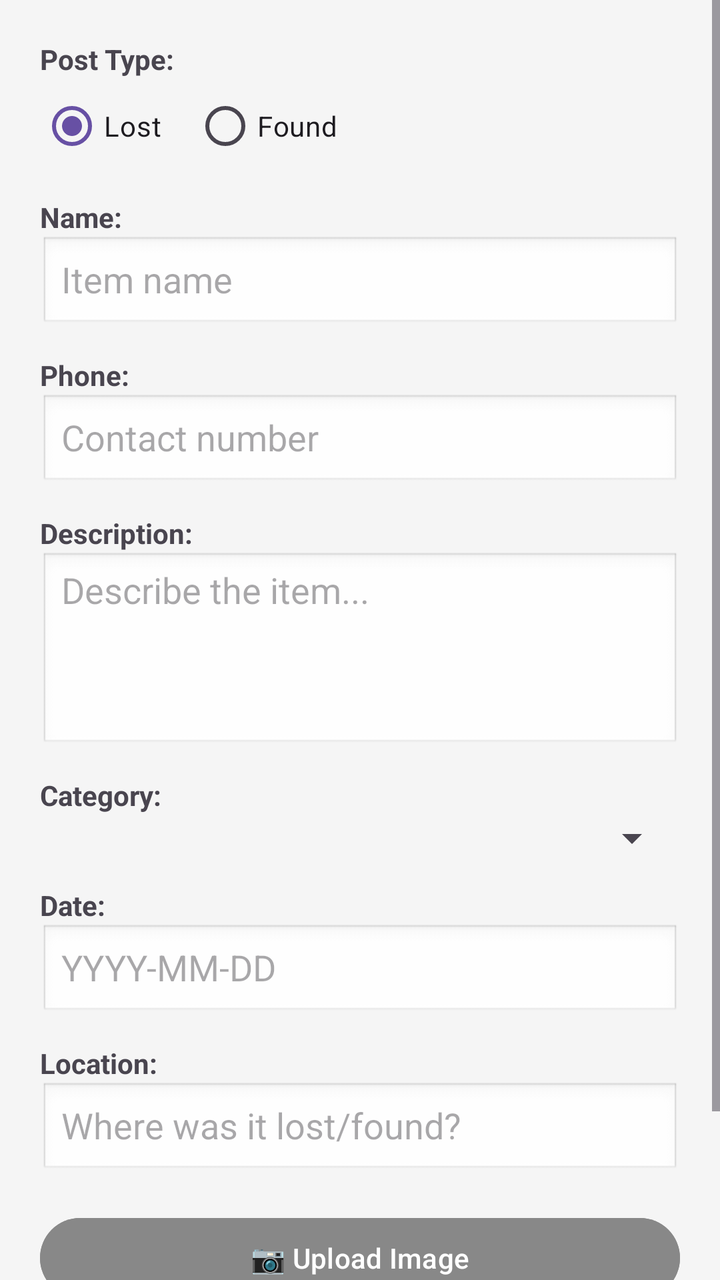
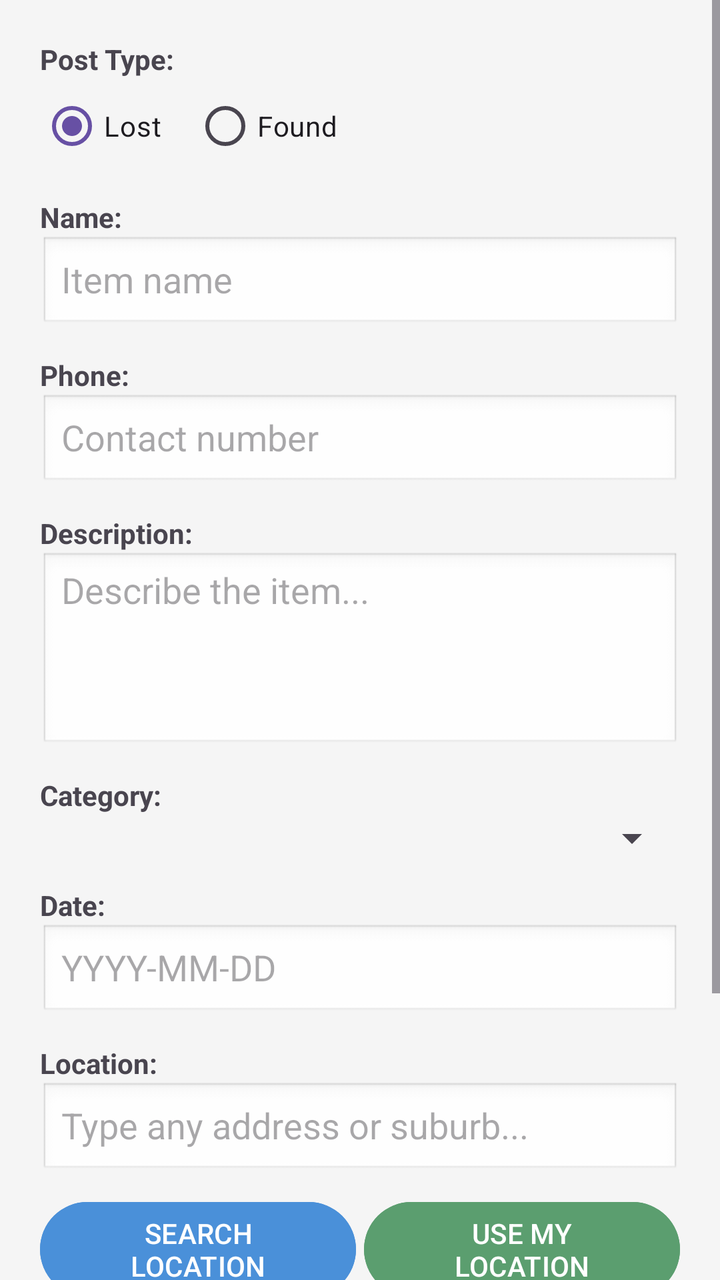

An Android layout rendered at two revisions. The XML below is the earlier revision; the diff shows what the commit changed to produce the second picture.
<!-- AndroidManifest.xml: application theme Theme.LostAndFound -->
<!-- res/layout/activity_create_advert.xml -->
<?xml version="1.0" encoding="utf-8"?>
<ScrollView xmlns:android="http://schemas.android.com/apk/res/android"
    android:layout_width="match_parent"
    android:layout_height="match_parent"
    android:background="#F5F5F5">

    <LinearLayout
        android:layout_width="match_parent"
        android:layout_height="wrap_content"
        android:orientation="vertical"
        android:padding="20dp">

        <TextView android:text="Post Type:" android:textStyle="bold"
            android:layout_width="wrap_content" android:layout_height="wrap_content"/>

        <RadioGroup android:id="@+id/radioGroup"
            android:orientation="horizontal"
            android:layout_width="wrap_content" android:layout_height="wrap_content"
            android:layout_marginBottom="12dp">
            <RadioButton android:id="@+id/radioLost" android:text="Lost" android:checked="true"/>
            <RadioButton android:id="@+id/radioFound" android:text="Found" android:layout_marginStart="16dp"/>
        </RadioGroup>

        <TextView android:text="Name:" android:textStyle="bold"
            android:layout_width="wrap_content" android:layout_height="wrap_content"/>
        <EditText android:id="@+id/etName"
            android:layout_width="match_parent" android:layout_height="wrap_content"
            android:hint="Item name" android:background="@android:drawable/edit_text"
            android:layout_marginBottom="12dp"/>

        <TextView android:text="Phone:" android:textStyle="bold"
            android:layout_width="wrap_content" android:layout_height="wrap_content"/>
        <EditText android:id="@+id/etPhone"
            android:layout_width="match_parent" android:layout_height="wrap_content"
            android:hint="Contact number" android:inputType="phone"
            android:background="@android:drawable/edit_text"
            android:layout_marginBottom="12dp"/>

        <TextView android:text="Description:" android:textStyle="bold"
            android:layout_width="wrap_content" android:layout_height="wrap_content"/>
        <EditText android:id="@+id/etDescription"
            android:layout_width="match_parent" android:layout_height="100dp"
            android:hint="Describe the item..." android:gravity="top"
            android:background="@android:drawable/edit_text"
            android:layout_marginBottom="12dp"/>

        <TextView android:text="Category:" android:textStyle="bold"
            android:layout_width="wrap_content" android:layout_height="wrap_content"/>
        <Spinner android:id="@+id/spinnerCategory"
            android:layout_width="match_parent" android:layout_height="wrap_content"
            android:layout_marginBottom="12dp"/>

        <TextView android:text="Date:" android:textStyle="bold"
            android:layout_width="wrap_content" android:layout_height="wrap_content"/>
        <EditText android:id="@+id/etDate"
            android:layout_width="match_parent" android:layout_height="wrap_content"
            android:hint="YYYY-MM-DD" android:focusable="false"
            android:background="@android:drawable/edit_text"
            android:layout_marginBottom="12dp"/>

        <TextView android:text="Location:" android:textStyle="bold"
            android:layout_width="wrap_content" android:layout_height="wrap_content"/>
        <EditText android:id="@+id/etLocation"
            android:layout_width="match_parent" android:layout_height="wrap_content"
            android:hint="Where was it lost/found?"
            android:background="@android:drawable/edit_text"
            android:layout_marginBottom="16dp"/>

        <Button android:id="@+id/btnPickImage"
            android:layout_width="match_parent" android:layout_height="wrap_content"
            android:text="📷 Upload Image"
            android:backgroundTint="#888"
            android:layout_marginBottom="8dp"/>

        <ImageView android:id="@+id/imagePreview"
            android:layout_width="match_parent" android:layout_height="180dp"
            android:scaleType="centerCrop"
            android:visibility="gone"
            android:layout_marginBottom="16dp"/>

        <Button android:id="@+id/btnSave"
            android:layout_width="match_parent" android:layout_height="56dp"
            android:text="SAVE"
            android:backgroundTint="#4A90D9"/>

    </LinearLayout>
</ScrollView>
<!-- resources referenced by this layout -->
<resources>
  <style name="Theme.LostAndFound" parent="Base.Theme.LostAndFound" />
  <style name="Base.Theme.LostAndFound" parent="Theme.Material3.DayNight.NoActionBar">
          
          
      </style>
</resources>

<!-- the commit's change to res/layout/activity_create_advert.xml (unified diff, before → after) -->
@@ -60,11 +60,44 @@
 
         <TextView android:text="Location:" android:textStyle="bold"
             android:layout_width="wrap_content" android:layout_height="wrap_content"/>
+
         <EditText android:id="@+id/etLocation"
-            android:layout_width="match_parent" android:layout_height="wrap_content"
-            android:hint="Where was it lost/found?"
+            android:layout_width="match_parent"
+            android:layout_height="wrap_content"
+            android:hint="Type any address or suburb..."
             android:background="@android:drawable/edit_text"
-            android:layout_marginBottom="16dp"/>
+            android:layout_marginBottom="8dp"/>
+
+        <LinearLayout
+            android:layout_width="match_parent"
+            android:layout_height="wrap_content"
+            android:orientation="horizontal"
+            android:layout_marginBottom="12dp">
+
+            <Button android:id="@+id/btnSearchLocation"
+                android:layout_width="0dp"
+                android:layout_weight="1"
+                android:layout_height="wrap_content"
+                android:text="SEARCH LOCATION"
+                android:backgroundTint="#4A90D9"
+                android:layout_marginEnd="4dp"/>
+
+            <Button android:id="@+id/btnCurrentLocation"
+                android:layout_width="0dp"
+                android:layout_weight="1"
+                android:layout_height="wrap_content"
+                android:text="USE MY LOCATION"
+                android:backgroundTint="#5B9E6F"/>
+
+        </LinearLayout>
+
+        <TextView android:id="@+id/tvLocationStatus"
+            android:layout_width="wrap_content"
+            android:layout_height="wrap_content"
+            android:text=""
+            android:textColor="#3CAD6E"
+            android:textSize="12sp"
+            android:layout_marginBottom="12dp"/>
 
         <Button android:id="@+id/btnPickImage"
             android:layout_width="match_parent" android:layout_height="wrap_content"
